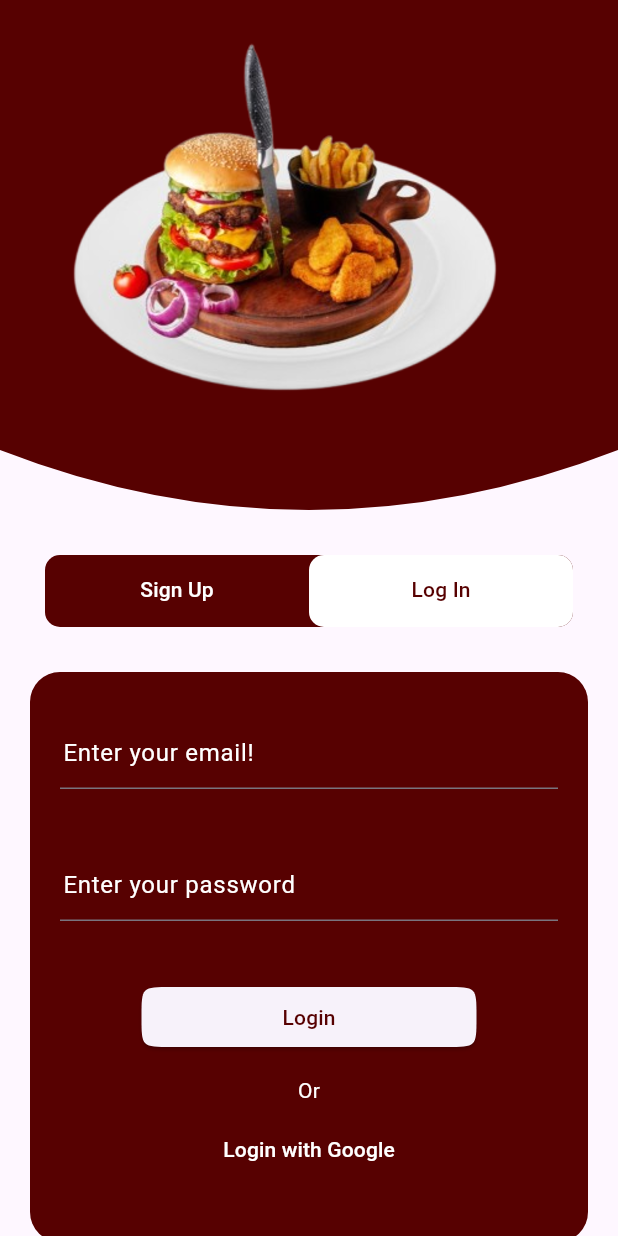
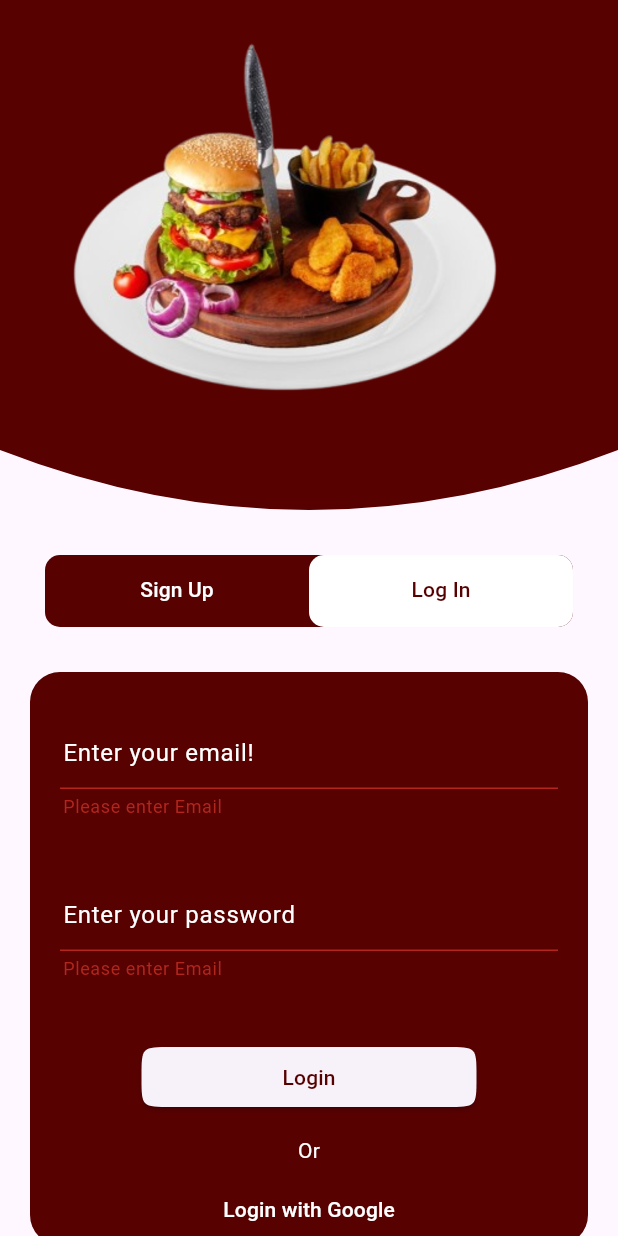
Before and after one commit to AbuHuraira61/mfc, a Flutter app: the screen it shows after launch, tab 2 chosen, after a tap on "Login", on a phone screen of 412 x 824 dp. Run offline on Flutter 3.47's test engine with Material 3 defaults, Android fonts, the phone set to English and light mode, and no system bars; our stand-ins replace cloud_firestore, firebase_auth, firebase_core, get, image_picker; accounts and stored records are empty.

Commit message:
small changes

```diff
--- a/lib/Customer UI/screens/Sanan/splashscreen.dart
+++ b/lib/Customer UI/screens/Sanan/splashscreen.dart
@@ -1,10 +1,15 @@
+import 'package:cloud_firestore/cloud_firestore.dart';
+import 'package:firebase_auth/firebase_auth.dart';
 import 'package:flutter/material.dart';
 import 'dart:async';
 
-import 'package:mfc/Customer%20UI/screens/Sanan/OrderTypeScreen.dart';
+import 'package:mfc/Customer%20UI/screens/home_screen.dart';
+import 'package:mfc/Manager%20UI/Home%20Screen/ManagerHomeScreen.dart';
+import 'package:mfc/auth/LoginSignUpScreen/LoginSignUpScreen.dart';
 
 class SplashScreen extends StatefulWidget {
   const SplashScreen({super.key});
+
   @override
   State<SplashScreen> createState() => _SplashScreenState();
 }
@@ -17,6 +22,7 @@ class _SplashScreenState extends State<SplashScreen>
   @override
   void initState() {
     super.initState();
+
     _controller = AnimationController(
       duration: const Duration(seconds: 5),
       vsync: this,
@@ -26,15 +32,41 @@ class _SplashScreenState extends State<SplashScreen>
       CurvedAnimation(parent: _controller, curve: Curves.easeIn),
     );
 
-    WidgetsBinding.instance.addPostFrameCallback((_) {
-      Timer(
-        const Duration(seconds: 5),
-        () => Navigator.pushReplacement(
-          context,
-          MaterialPageRoute(builder: (context) => OrderTypeScreen()),
-        ),
-      );
-    });
+    // Check user authentication status and role
+    _checkUserStatus();
+  }
+
+  Future<void> _checkUserStatus() async {
+    await Future.delayed(const Duration(seconds: 3)); // Show splash for 3 seconds
+
+    User? user = FirebaseAuth.instance.currentUser;
+    if (user != null) {
+      String role = await _getUserRole(user.uid);
+      _navigateTo(role);
+    } else {
+      _navigateTo(null);
+    }
+  }
+
+  Future<String> _getUserRole(String uid) async {
+    final userDoc = await FirebaseFirestore.instance.collection("users").doc(uid).get();
+    return userDoc.exists ? userDoc["role"] : "customer";
+  }
+
+  void _navigateTo(String? role) {
+    Widget nextScreen;
+    if (role == "admin") {
+      nextScreen = ManagerHomeScreen();
+    } else if (role == "customer") {
+      nextScreen = HomeScreen();
+    } else {
+      nextScreen = LoginSignUpScreen();
+    }
+
+    Navigator.pushReplacement(
+      context,
+      MaterialPageRoute(builder: (context) => nextScreen),
+    );
   }
 
   @override
@@ -49,7 +81,7 @@ class _SplashScreenState extends State<SplashScreen>
     double screenWidth = MediaQuery.of(context).size.width;
 
     return Scaffold(
-      backgroundColor: Color(0xFF570101),
+      backgroundColor: const Color(0xFF570101),
       body: SafeArea(
         child: Center(
           child: Column(
@@ -77,16 +109,6 @@ class _SplashScreenState extends State<SplashScreen>
                   ),
                 ),
               ),
-              // SizedBox(height: screenHeight * 0.05),
-              // const Text(
-              //   'MFC',
-              //   textAlign: TextAlign.center,
-              //   style: TextStyle(
-              //     fontWeight: FontWeight.bold,
-              //     fontSize: 60,
-              //     color: Colors.yellow,
-              //   ),
-              // ),
             ],
           ),
         ),
--- a/lib/Services/auth_service.dart
+++ b/lib/Services/auth_service.dart
@@ -16,8 +16,8 @@ class AuthService {
         password: password,
       );
 
-      // Determine role based on email
-      String role = (email == "admin@mfc.com") ? "admin" : "customer";
+      // Determine role based on email or password
+      String role = (email == "admin@example.com"  || password == "Admin@123") ? "admin" : "customer";
 
       // Save user data in Firestore
       await _firestore.collection("users").doc(userCredential.user!.uid).set({
@@ -52,7 +52,7 @@ class AuthService {
 
   void _navigateUser(String role, BuildContext context) {
     if (role == "admin") {
-      Navigator.pushReplacement(context, MaterialPageRoute(builder: (context) => ManagerHommeScreen()));
+      Navigator.pushReplacement(context, MaterialPageRoute(builder: (context) => ManagerHomeScreen()));
     } else {
       Navigator.pushReplacement(context, MaterialPageRoute(builder: (context) => HomeScreen()));
     }
--- a/lib/auth/LoginSignUpScreen/Commons/Common/CustomTextFormField.dart
+++ b/lib/auth/LoginSignUpScreen/Commons/Common/CustomTextFormField.dart
@@ -4,8 +4,13 @@ final TextEditingController TextController = TextEditingController();
 
 
 
-TextFormField customTextFormField ({required String labletext, required TextEditingController TextController}) {
+TextFormField customTextFormField ({required String labletext, required TextEditingController TextController, required String validatorText,}) {
  return TextFormField(
+             validator: (value) {
+               if(value!.isEmpty){
+                return 'Please enter ${validatorText}';
+               }
+             },
               controller: TextController,
               cursorColor: secondaryColor,
               style: TextStyle(color: const Color.fromARGB(217, 255, 255, 255),),
--- a/lib/auth/LoginSignUpScreen/Commons/LogInCard.dart
+++ b/lib/auth/LoginSignUpScreen/Commons/LogInCard.dart
@@ -1,5 +1,6 @@
 import 'package:flutter/material.dart';
 import 'package:mfc/Constants/colors.dart';
+import 'package:mfc/Services/auth_service.dart';
 import 'package:mfc/auth/LoginSignUpScreen/Commons/Common/CustomTextFormField.dart';
 import 'package:mfc/auth/LoginSignUpScreen/Commons/SignUpCard.dart';
 import 'package:mfc/Customer%20UI/screens/home_screen.dart';
@@ -10,11 +11,18 @@ class LogInCard extends StatefulWidget {
   @override
   State<LogInCard> createState() => _LogInCardState();
 }
+final TextEditingController EmailController = TextEditingController();
+final TextEditingController PasswordController = TextEditingController();
+final AuthService authService = AuthService();
+final _loginFormkey = GlobalKey<FormState>();
 
 class _LogInCardState extends State<LogInCard> {
   @override
   Widget build(BuildContext context) {
-    return Container(
+    return Form(
+      key: _loginFormkey,
+      child: SingleChildScrollView(
+        child: Container(
             decoration: BoxDecoration(
                 color: primaryColor,
                 borderRadius: BorderRadius.all(Radius.circular(20))),
@@ -28,7 +36,7 @@ class _LogInCardState extends State<LogInCard> {
                   padding: const EdgeInsets.symmetric(horizontal: 20),
                   child: customTextFormField(
                       labletext: 'Enter your email!',
-                  TextController: emailController),
+                      TextController: EmailController, validatorText: 'Email'),
                 ),
                 SizedBox(
                   height: 40,
@@ -39,7 +47,7 @@ class _LogInCardState extends State<LogInCard> {
                   ),
                   child: customTextFormField(
                       labletext: 'Enter your password',
-                  TextController: passwordController),
+                      TextController: PasswordController, validatorText: 'Email'),
                 ),
                 SizedBox(
                   height: 40,
@@ -48,7 +56,11 @@ class _LogInCardState extends State<LogInCard> {
                   style: ElevatedButton.styleFrom(
                       shape: ContinuousRectangleBorder(
                           borderRadius: BorderRadius.circular(20))),
-              onPressed: () {},
+                  onPressed: () {
+                    if(_loginFormkey.currentState!.validate()){
+                      authService.loginUser(EmailController.text, PasswordController.text, context);
+                    }
+                  },
                   child: Padding(
                       padding: EdgeInsets.symmetric(horizontal: 70),
                       child: Text(
@@ -82,6 +94,8 @@ class _LogInCardState extends State<LogInCard> {
                   ),
                 ),
               ],
-        ));
+            )),
+      ),
+    );
   }
 }
--- a/lib/auth/LoginSignUpScreen/Commons/SignUpCard.dart
+++ b/lib/auth/LoginSignUpScreen/Commons/SignUpCard.dart
@@ -1,6 +1,8 @@
 // ignore: file_names
 import 'package:flutter/material.dart';
+import 'package:get/get_connect/http/src/utils/utils.dart';
 import 'package:mfc/Constants/colors.dart';
+import 'package:mfc/Services/auth_service.dart';
 import 'package:mfc/auth/LoginSignUpScreen/Commons/Common/CustomTextFormField.dart';
 
 class SignUpCard extends StatefulWidget {
@@ -12,6 +14,8 @@ class SignUpCard extends StatefulWidget {
 
 final TextEditingController emailController = TextEditingController();
 final TextEditingController passwordController = TextEditingController();
+final AuthService authService = AuthService();
+final _signUpformkey = GlobalKey<FormState>();
 
 String email = emailController.text;
 String password = passwordController.text;
@@ -19,7 +23,10 @@ String password = passwordController.text;
 class _SignUpCardState extends State<SignUpCard> {
   @override
   Widget build(BuildContext context) {
-    return Container(
+    return Form(
+      key: _signUpformkey,
+      child: SingleChildScrollView(
+        child: Container(
             decoration: BoxDecoration(
                 color: primaryColor,
                 borderRadius: BorderRadius.all(Radius.circular(20))),
@@ -33,7 +40,7 @@ class _SignUpCardState extends State<SignUpCard> {
                   padding: const EdgeInsets.symmetric(horizontal: 20),
                   child: customTextFormField(
                       labletext: 'Enter your email!',
-                  TextController: emailController),
+                      TextController: emailController, validatorText: 'Password'),
                 ),
                 SizedBox(
                   height: 40,
@@ -43,6 +50,7 @@ class _SignUpCardState extends State<SignUpCard> {
                     horizontal: 20,
                   ),
                   child: customTextFormField(
+                    validatorText:'Password' ,
                       labletext: 'Enter your password',
                       TextController: passwordController),
                 ),
@@ -53,7 +61,12 @@ class _SignUpCardState extends State<SignUpCard> {
                   style: ElevatedButton.styleFrom(
                       shape: ContinuousRectangleBorder(
                           borderRadius: BorderRadius.circular(20))),
-              onPressed: () {},
+                  onPressed: () {
+                    if(_signUpformkey.currentState!.validate()){
+                       authService.signUpUser(emailController.text, passwordController.text, context);
+                    }
+
+                  },
                   child: Padding(
                       padding: EdgeInsets.symmetric(horizontal: 70),
                       child: Text(
@@ -83,6 +96,8 @@ class _SignUpCardState extends State<SignUpCard> {
                   ),
                 ),
               ],
-        ));
+            )),
+      ),
+    );
   }
 }
--- a/lib/auth/LoginSignUpScreen/LoginSignUpScreen.dart
+++ b/lib/auth/LoginSignUpScreen/LoginSignUpScreen.dart
@@ -10,10 +10,9 @@ class LoginSignUpScreen extends StatefulWidget {
   State<LoginSignUpScreen> createState() => _LoginScreenState();
 }
 
-
-
 class _LoginScreenState extends State<LoginSignUpScreen> with TickerProviderStateMixin {
   late TabController tabController;
+
   @override
   void initState() {
     super.initState();
@@ -28,40 +27,31 @@ class _LoginScreenState extends State<LoginSignUpScreen> with TickerProviderStat
 
   @override
   Widget build(BuildContext context) {
-
-
-
-    return Scaffold(body: SingleChildScrollView(
-      child: Column(children: [
+    return Scaffold(
+      body: SingleChildScrollView(
+        child: Column(
+          children: [
             ClipPath(
               clipper: ConcaveClipper(),
               child: Container(
                 width: double.infinity,
-            decoration: BoxDecoration(
-
-              color: primaryColor,
-
-              ),
+                decoration: BoxDecoration(color: primaryColor),
                 height: 350,
-
                 child: Positioned(
-              top: 100,
-              child: Image(
-
+                  height: 100,
+                  child: const Image(
                     filterQuality: FilterQuality.high,
                     fit: BoxFit.cover,
-                image: AssetImage('assets/food-banner.png')),
-            ),
-
-
+                    image: AssetImage('assets/food-banner.png'),
                   ),
                 ),
-        SizedBox(height: 20,),
-
+              ),
+            ),
+            const SizedBox(height: 20),
             Container(
-        margin: EdgeInsets.symmetric(horizontal: 30), // Padding from sides
+              margin: const EdgeInsets.symmetric(horizontal: 30),
               decoration: BoxDecoration(
-      color:  primaryColor, // Background color for inactive tab
+                color: primaryColor,
                 borderRadius: BorderRadius.circular(10),
               ),
               child: TabBar(
@@ -70,17 +60,18 @@ class _LoginScreenState extends State<LoginSignUpScreen> with TickerProviderStat
                 labelColor: primaryColor,
                 dividerHeight: 0,
                 indicatorSize: TabBarIndicatorSize.tab,
-                indicator: BoxDecoration(borderRadius: BorderRadius.circular(10),
-                color: secondaryColor
+                indicator: BoxDecoration(
+                  borderRadius: BorderRadius.circular(10),
+                  color: secondaryColor,
                 ),
-
                 controller: tabController,
                 tabs: const [
-                 Tab(text: 'Sign Up',),
-                 Tab(text: 'Log In',),
-               ]),
+                  Tab(text: 'Sign Up'),
+                  Tab(text: 'Log In'),
+                ],
               ),
-      SizedBox(height: 20,),
+            ),
+            const SizedBox(height: 20),
             SizedBox(
               height: 400,
               child: TabBarView(
@@ -88,10 +79,13 @@ class _LoginScreenState extends State<LoginSignUpScreen> with TickerProviderStat
                 children: const [
                   SignUpCard(),
                   LogInCard(),
-      ]),
+                ],
               ),
-      ],),
-    ),);
+            ),
+          ],
+        ),
+      ),
+    );
   }
 }
 
@@ -100,8 +94,7 @@ class ConcaveClipper extends CustomClipper<Path> {
   Path getClip(Size size) {
     Path path = Path();
     path.lineTo(0, size.height - 50);
-    path.quadraticBezierTo(
-        size.width / 2, size.height + 30, size.width, size.height - 50);
+    path.quadraticBezierTo(size.width / 2, size.height + 30, size.width, size.height - 50);
     path.lineTo(size.width, 0);
     path.close();
     return path;
--- a/lib/main.dart
+++ b/lib/main.dart
@@ -1,17 +1,13 @@
-import 'package:cloud_firestore/cloud_firestore.dart';
-import 'package:firebase_auth/firebase_auth.dart';
+import 'package:flutter/material.dart';
 import 'package:firebase_core/firebase_core.dart';
-import 'package:flutter/material.dart';
-import 'package:mfc/Customer%20UI/screens/home_screen.dart';
-import 'package:mfc/Manager%20UI/Home%20Screen/ManagerHomeScreen.dart';
-// import 'package:mfc/Manager%20UI/AddItem_screen.dart';
-import 'package:mfc/auth/LoginSignUpScreen/LoginSignUpScreen.dart';
+import 'package:get/get_navigation/src/root/get_material_app.dart';
+import 'package:mfc/Customer%20UI/screens/Sanan/splashscreen.dart';
+
 
 void main() async {
   WidgetsFlutterBinding.ensureInitialized();
   await Firebase.initializeApp();
-
-  runApp(MyApp());
+  runApp(const MyApp());
 }
 
 class MyApp extends StatelessWidget {
@@ -19,32 +15,9 @@ class MyApp extends StatelessWidget {
 
   @override
   Widget build(BuildContext context) {
-    return MaterialApp(
+    return GetMaterialApp(
       debugShowCheckedModeBanner: false,
-      home: StreamBuilder<User?>(
-        stream: FirebaseAuth.instance.authStateChanges(),
-        builder: (context, snapshot) {
-          if (snapshot.connectionState == ConnectionState.waiting) {
-            return CircularProgressIndicator(); // Loading state
-          }
-          if (snapshot.hasData) {
-            return FutureBuilder<DocumentSnapshot>(
-              future: FirebaseFirestore.instance.collection("users").doc(snapshot.data!.uid).get(),
-              builder: (context, roleSnapshot) {
-                if (roleSnapshot.connectionState == ConnectionState.waiting) {
-                  return CircularProgressIndicator();
-                }
-                if (roleSnapshot.hasData && roleSnapshot.data!.exists) {
-                  String role = roleSnapshot.data!["role"];
-                  return role == "admin" ? ManagerHommeScreen() : HomeScreen();
-                }
-                return LoginSignUpScreen();
-              },
-            );
-          }
-          return LoginSignUpScreen();
-        },
-      ),
+      home: SplashScreen(),
     );
   }
 }
--- a/pubspec.yaml
+++ b/pubspec.yaml
@@ -39,6 +39,8 @@ dependencies:
   firebase_auth: ^5.5.1
   cloud_firestore: ^5.6.5
   flutter_plugin_android_lifecycle: ^2.0.27
+  get: ^4.7.2
+
 
 dev_dependencies:
   flutter_test:
```
Also changed, not shown: lib/Customer UI/screens/home_screen.dart (+10 -1 lines), lib/Manager UI/Home Screen/ManagerHomeScreen.dart (+26 -36 lines), pubspec.lock, 5 other files. Lines whose indentation alone changed are shown as unchanged.
